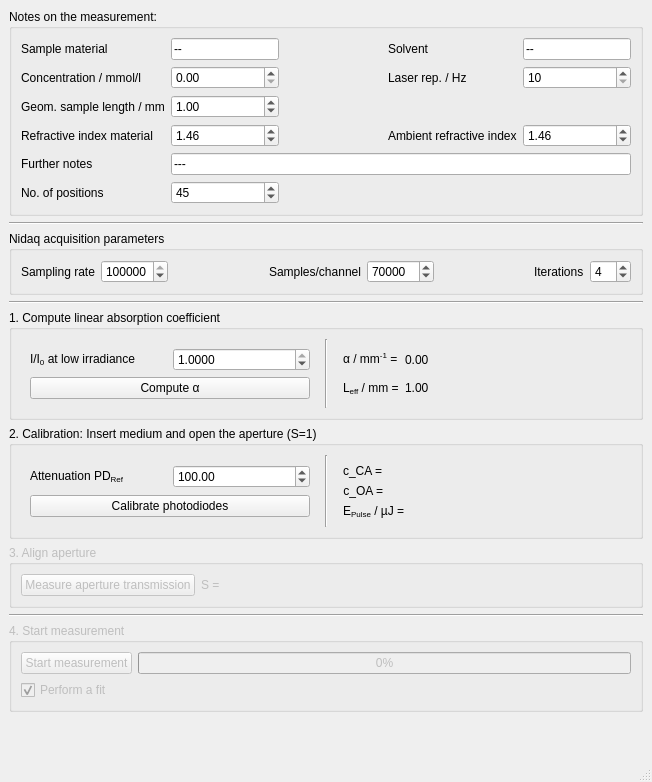
This is gui_design/design.ui in FabianKonig/zScanMeasurementManager as Qt 5 draws it before an edit. The edited form follows.
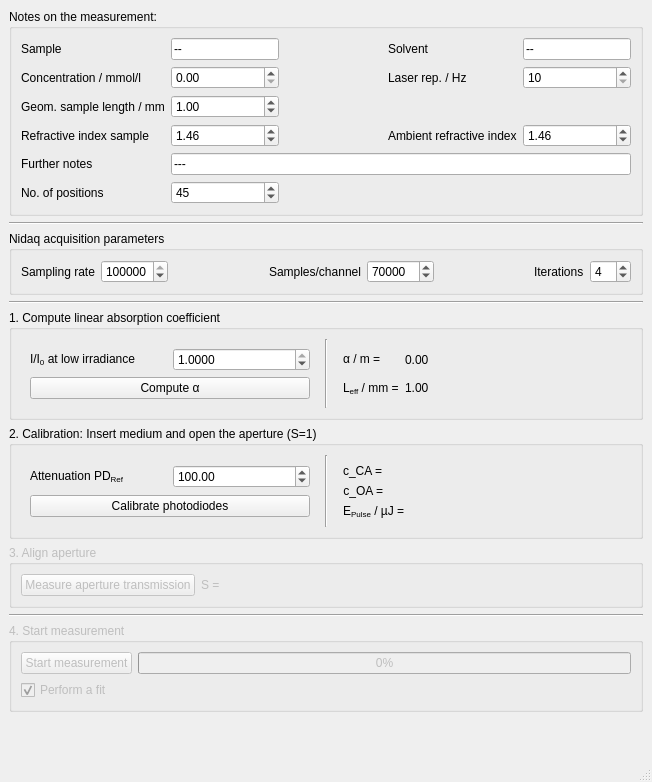
This is the edited form.

The edit to the form file:
```diff
--- a/gui_design/design.ui
+++ b/gui_design/design.ui
@@ -78,7 +78,7 @@
          <item row="0" column="0">
           <widget class="QLabel" name="label_sampleMaterial">
            <property name="text">
-            <string>Sample material</string>
+            <string>Sample</string>
            </property>
           </widget>
          </item>
@@ -224,7 +224,7 @@
          <item row="4" column="0">
           <widget class="QLabel" name="label_RefrIndexMaterial">
            <property name="text">
-            <string>Refractive index material</string>
+            <string>Refractive index sample</string>
            </property>
           </widget>
          </item>
@@ -444,7 +444,7 @@
              </sizepolicy>
             </property>
             <property name="text">
-             <string>&lt;html&gt;&lt;head/&gt;&lt;body&gt;&lt;p&gt;          α / mm&lt;span style=&quot; vertical-align:super;&quot;&gt;-1&lt;/span&gt; =&lt;/p&gt;&lt;/body&gt;&lt;/html&gt;</string>
+             <string>&lt;html&gt;&lt;head/&gt;&lt;body&gt;&lt;p&gt;α / m =&lt;/p&gt;&lt;/body&gt;&lt;/html&gt;</string>
             </property>
            </widget>
           </item>
```
Left out of the diff: 14 changed lines with no effect on the pictures.
